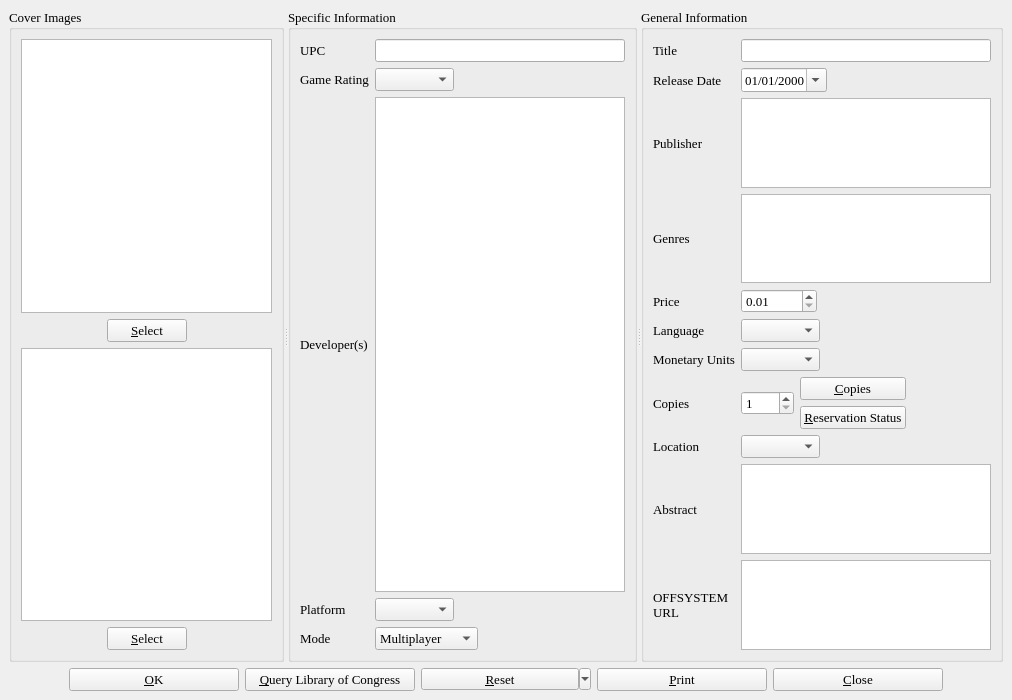
Qt form videogameinfo.ui (textbrowser/biblioteq) before a commit.
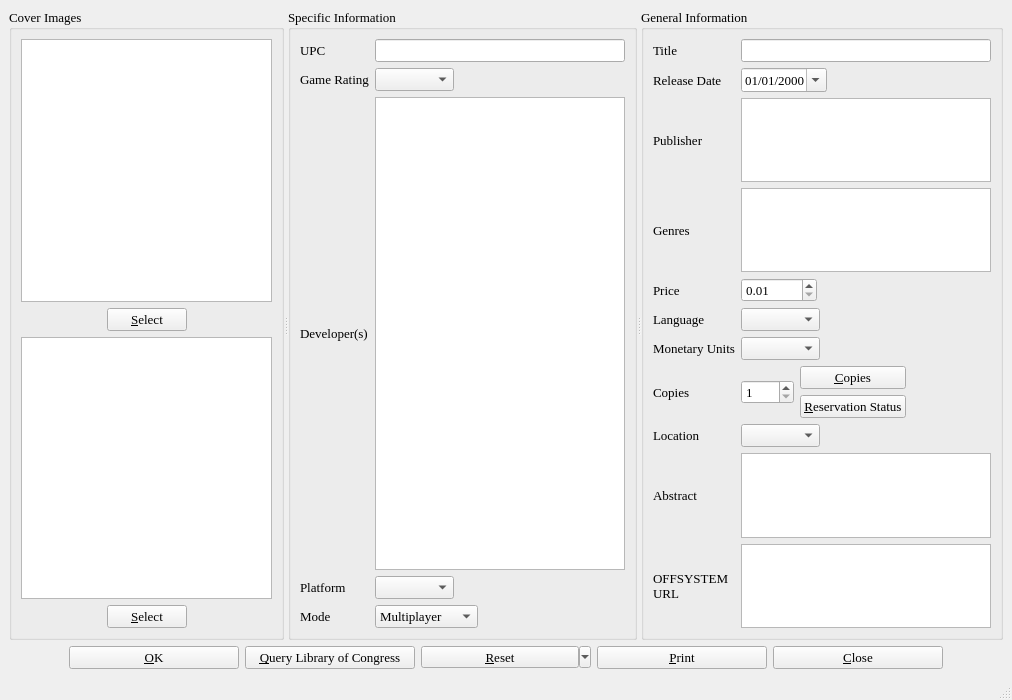
The same form after that commit. Icons and pictures are not drawn. Custom widgets are drawn as their Qt base class.

Commit message: Discovered some issues with the threaded query. Preparing for 6.08. Adding status messages to the various item windows. Using more deleteLater() calls, whereever appropriate.

The edit to the form file:
```diff
--- a/videogameinfo.ui
+++ b/videogameinfo.ui
@@ -1016,6 +1016,7 @@
     </item>
    </layout>
   </widget>
+  <widget class="QStatusBar" name="statusBar" />
  </widget>
  <customwidgets>
   <customwidget>
```
Left out of the diff: 52 changed lines with no effect on the pictures. The commit also changes 7 other files.
